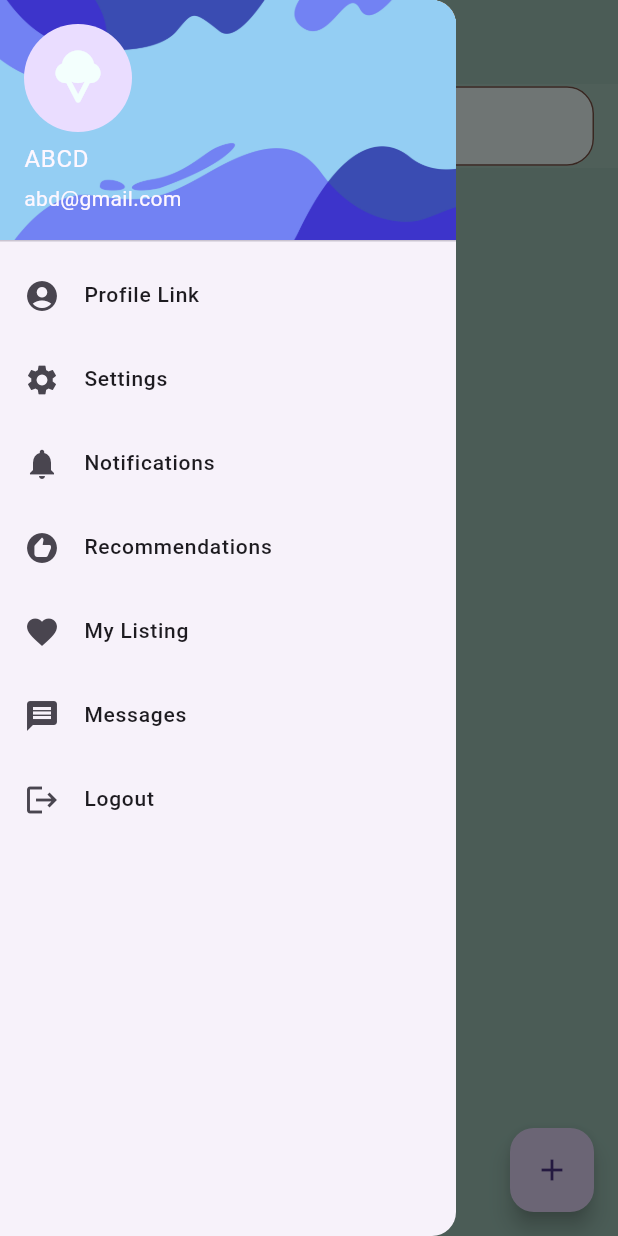
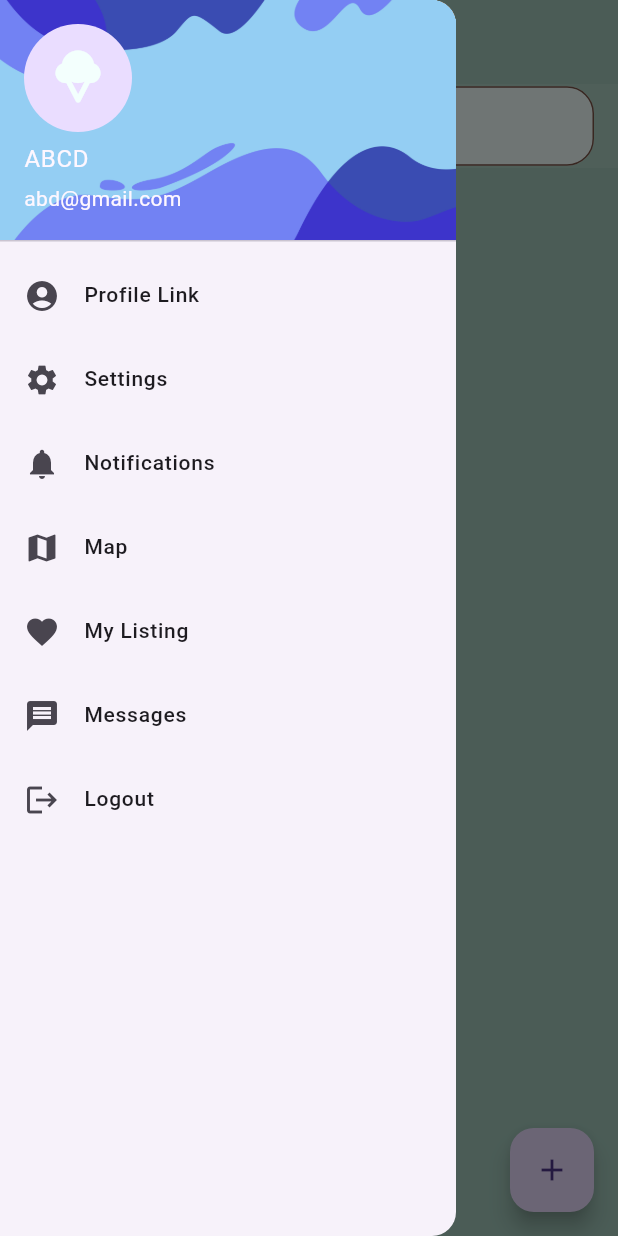
Before and after one commit to IFTI612/vhara_hobe_v1, a Flutter app: the screen it shows once a user with an empty profile is signed in, with the side drawer open, on a phone screen of 412 x 824 dp. Run offline on Flutter 3.47's test engine with Material 3 defaults, Android fonts, the phone set to English and light mode, and no system bars; our stand-ins replace cloud_firestore, firebase_auth, firebase_core, firebase_storage, get, google_fonts and 2 more; accounts and stored records are empty; Roboto replaces fonts that are missing (Poppins).

Commit message:
Map done!

```diff
--- a/lib/src/features/authentication/screens/nav_bar.dart
+++ b/lib/src/features/authentication/screens/nav_bar.dart
@@ -5,6 +5,7 @@ import 'package:firebase_auth/firebase_auth.dart';
 import 'login.dart';
 import 'messenger.dart';
 import 'profile_page.dart';
+import 'map.dart';
 
 
 class NavBar extends StatefulWidget {
@@ -69,9 +70,14 @@ class _NavBarState extends State<NavBar> {
             onTap: () => print('upload file'),
           ),
           ListTile(
-            leading: const Icon(Icons.recommend),
-            title: const Text('Recommendations'),
-            onTap: () => print('Recommendations'),
+            leading: const Icon(Icons.map),
+            title: const Text('Map'),
+            onTap: () {
+              Navigator.push(
+                context,
+                MaterialPageRoute(builder: (context) => const MapView()),
+              );
+            },
           ),
           ListTile(
             leading: const Icon(Icons.favorite),
--- a/pubspec.yaml
+++ b/pubspec.yaml
@@ -41,6 +41,8 @@ dependencies:
   cloud_firestore: ^5.1.0
   image_picker: ^1.1.2
   firebase_storage: ^12.1.1
+  flutter_spinkit: ^5.2.1
+  webview_flutter: ^4.8.0
 
 dev_dependencies:
   flutter_test:
```
Also changed, not shown: lib/src/features/authentication/screens/map.dart (+21 -1 lines), pubspec.lock.
